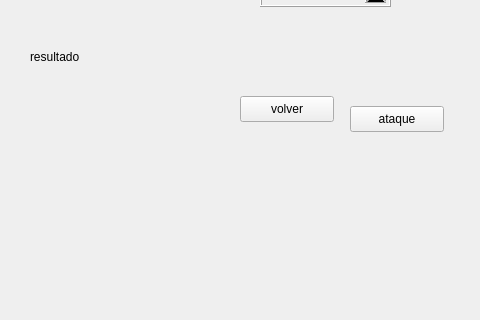
The window that PrayToWin/mainwindow.ui (tomachiro/proyecto-tel102-Pray-to-Win) describes before a commit, drawn with Qt 5; both pictures show x 320 to 800 and y 134 to 454 of the 800 by 600 pixel window.
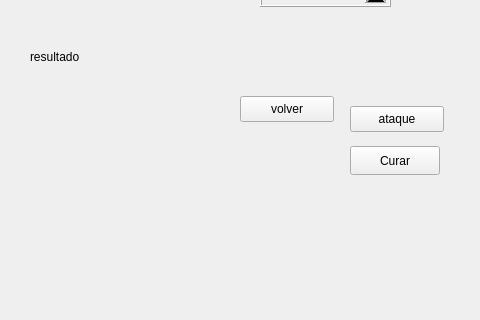
The same window after the commit. The open tabs and pages were chosen to show the change.

```diff
--- a/PrayToWin/mainwindow.ui
+++ b/PrayToWin/mainwindow.ui
@@ -124,6 +124,19 @@
        <string>Rendirse</string>
       </property>
      </widget>
+     <widget class="QPushButton" name="curacion">
+      <property name="geometry">
+       <rect>
+        <x>670</x>
+        <y>290</y>
+        <width>90</width>
+        <height>29</height>
+       </rect>
+      </property>
+      <property name="text">
+       <string>Curar</string>
+      </property>
+     </widget>
     </widget>
     <widget class="QWidget" name="personajes">
      <widget class="QPushButton" name="p_normal">
```
